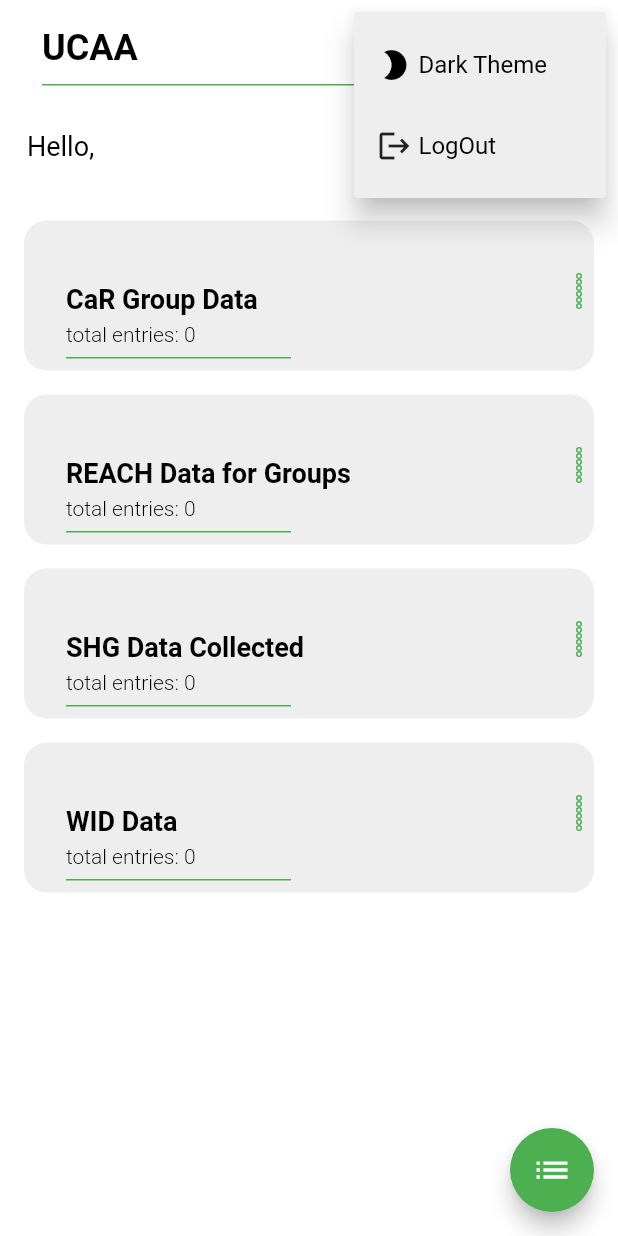
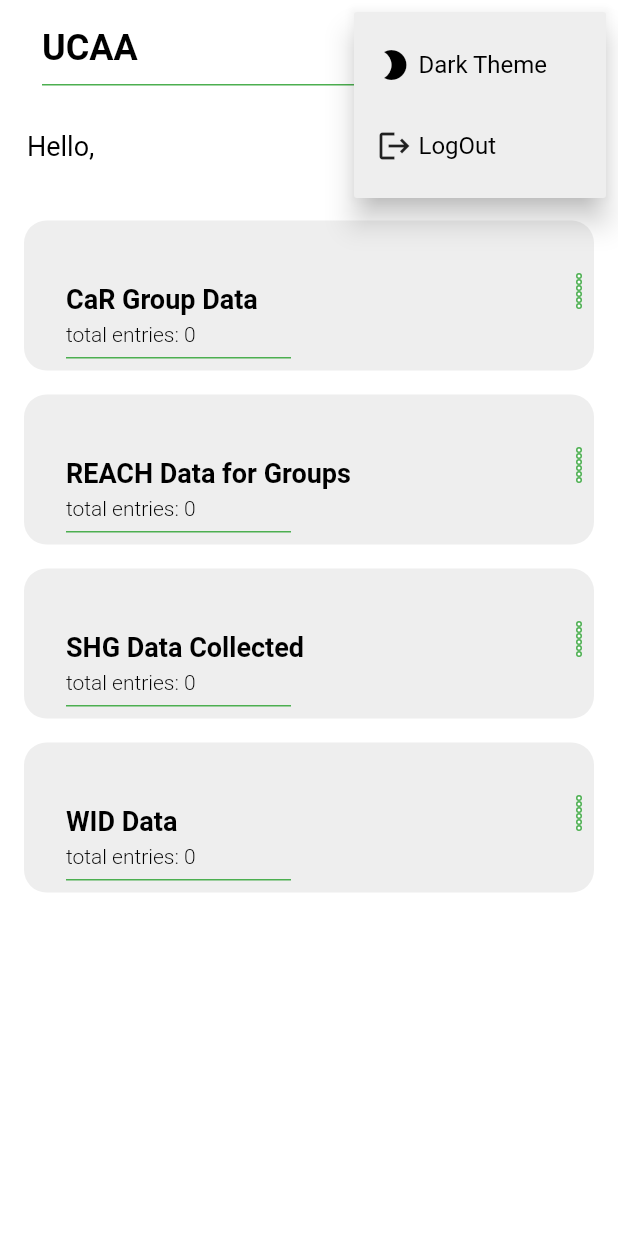
Before and after one commit to occn8/ucaa_datamgt, a Flutter app: the screen it shows once a user with an empty profile is signed in, after a tap on the "more vert" icon, on a phone screen of 412 x 824 dp. Run offline on Flutter 3.47's test engine with Material 2 defaults, Android fonts, the light colour scheme and no system bars; drawn by our look-alikes of flutter_speed_dial; our stand-ins replace cloud_firestore, firebase_auth, firebase_core, get, shared_preferences; missing offline and left inert: flappy_search_bar_ns; accounts and stored records are empty.

```diff
--- a/lib/main.dart
+++ b/lib/main.dart
@@ -5,6 +5,7 @@ import 'package:ucaa_datamgt/index.dart';
 
 Future<void> main() async {
   WidgetsFlutterBinding.ensureInitialized();
+  // await DesktopWindow.setMinWindowSize(const Size(600, 800));
   await Firebase.initializeApp();
   SystemChrome.setSystemUIOverlayStyle(const SystemUiOverlayStyle(
     statusBarColor: Colors.white,
@@ -40,11 +41,6 @@ class _MyAppState extends State<MyApp> {
     appModel.darkTheme = await appModel.appPreference.getTheme();
   }
 
-  // void role() {
-  //   var resutl = getRole().toString();
-  //   usrrole = aaa;
-  // }
-
   getRole() async {
     SharedPreferences prefs = await SharedPreferences.getInstance();
     String aaa = prefs.getString('userRole') ?? 'Viewer';
--- a/lib/providers/themes_provider.dart
+++ b/lib/providers/themes_provider.dart
@@ -36,6 +36,11 @@ ThemeData lightTheme = ThemeData.light().copyWith(
   scaffoldBackgroundColor: Colors.white,
   cardColor: Colors.grey[200],
   textTheme: const TextTheme(
+    button: TextStyle(color: Colors.black),
+    subtitle1: TextStyle(color: Colors.black),
+    subtitle2: TextStyle(color: Colors.black),
+    caption: TextStyle(color: Colors.black),
+    overline: TextStyle(color: Colors.black),
     headline1: TextStyle(color: Colors.black),
     headline2: TextStyle(color: Colors.black),
     headline3: TextStyle(color: Colors.black),
--- a/lib/screens/home.dart
+++ b/lib/screens/home.dart
@@ -24,49 +24,6 @@ class _HomeState extends State<Home> {
     getDocs().then((value) => setState(() {}));
   }
 
-  Future getDocs() async {
-    QuerySnapshot querySnapshot =
-        await FirebaseFirestore.instance.collection("cartable").get();
-    List docs = querySnapshot.docs;
-    carDataRows.clear();
-    for (var doc in docs) {
-      var cmodel = CaRDataModel(
-          '', '', '', '', '', 0, 0, 0, 0, 0, 0, 0, 0, 0, 0, 0, 0, 0, '', '');
-      cmodel.fromMap(doc.id, doc.data()! as Map<String, dynamic>);
-      carDataRows.add(cmodel);
-    }
-    QuerySnapshot querySnapshot2 =
-        await FirebaseFirestore.instance.collection("reachtable").get();
-    List docs2 = querySnapshot2.docs;
-    reachDataRows.clear();
-    for (var doc in docs2) {
-      var rmodel =
-          REACHdataModel('', '', 0, '', 0, 0, 0, 0, 0, 0, 0, 0, '', '');
-      rmodel.fromMap(doc.id, doc.data()! as Map<String, dynamic>);
-      reachDataRows.add(rmodel);
-    }
-    QuerySnapshot querySnapshot3 =
-        await FirebaseFirestore.instance.collection("shgtable").get();
-    List docs3 = querySnapshot3.docs;
-    shgDataRows.clear();
-    for (var doc in docs3) {
-      var smodel = SHGdataModel(
-          '', '', '', '', 0, 0, 0, 0, 0, 0, 0, 0, 0, 0, '', '', '');
-      smodel.fromMap(doc.id, doc.data()! as Map<String, dynamic>);
-      shgDataRows.add(smodel);
-    }
-    QuerySnapshot querySnapshot4 =
-        await FirebaseFirestore.instance.collection("widtable").get();
-    List docs4 = querySnapshot4.docs;
-    widDataRows.clear();
-    for (var doc in docs4) {
-      var wmodel = WIDdataModel(
-          '', '', '', '', '', 0, 0, 0, 0, 0, 0, 0, 0, 0, 0, 0, '', '');
-      wmodel.fromMap(doc.id, doc.data()! as Map<String, dynamic>);
-      widDataRows.add(wmodel);
-    }
-  }
-
   @override
   void dispose() {
     super.dispose();
@@ -74,7 +31,6 @@ class _HomeState extends State<Home> {
 
   @override
   Widget build(BuildContext context) {
-    print('home:  jsj $usrrole');
     final appModel = Provider.of<ThemeModel>(context);
     const TextStyle dialstyle =
         TextStyle(fontSize: 16, fontWeight: FontWeight.w500);
@@ -201,7 +157,8 @@ class _HomeState extends State<Home> {
           ),
         ),
         // drawer: const CustomDrawer(),
-        floatingActionButton: SpeedDial(
+        floatingActionButton: (usrrole == 'Admin' || usrrole == 'Editor')
+            ? SpeedDial(
                 animatedIcon: AnimatedIcons.list_view,
                 overlayColor: Theme.of(context).backgroundColor,
                 overlayOpacity: 0.8,
@@ -213,12 +170,14 @@ class _HomeState extends State<Home> {
                         ? SpeedDialChild(
                             child: const Icon(Icons.people),
                             label: 'Users',
-                      labelBackgroundColor: Theme.of(context).backgroundColor,
+                            labelBackgroundColor:
+                                Theme.of(context).backgroundColor,
                             labelStyle: dialstyle,
                             onTap: () {
                               Get.to(() => const UserView());
                             },
-                      backgroundColor: Theme.of(context).primaryColorLight,
+                            backgroundColor:
+                                Theme.of(context).primaryColorLight,
                           )
                         : SpeedDialChild(),
                     SpeedDialChild(
@@ -261,7 +220,8 @@ class _HomeState extends State<Home> {
                       },
                       backgroundColor: Theme.of(context).primaryColorLight,
                     ),
-            ]),
+                  ])
+            : null,
       ),
     );
   }
@@ -343,3 +303,45 @@ class _HomeState extends State<Home> {
     );
   }
 }
+
+Future getDocs() async {
+  QuerySnapshot querySnapshot =
+      await FirebaseFirestore.instance.collection("cartable").get();
+  List docs = querySnapshot.docs;
+  carDataRows.clear();
+  for (var doc in docs) {
+    var cmodel = CaRDataModel(
+        '', '', '', '', '', 0, 0, 0, 0, 0, 0, 0, 0, 0, 0, 0, 0, 0, '', '');
+    cmodel.fromMap(doc.id, doc.data()! as Map<String, dynamic>);
+    carDataRows.add(cmodel);
+  }
+  QuerySnapshot querySnapshot2 =
+      await FirebaseFirestore.instance.collection("reachtable").get();
+  List docs2 = querySnapshot2.docs;
+  reachDataRows.clear();
+  for (var doc in docs2) {
+    var rmodel = REACHdataModel('', '', 0, '', 0, 0, 0, 0, 0, 0, 0, 0, '', '');
+    rmodel.fromMap(doc.id, doc.data()! as Map<String, dynamic>);
+    reachDataRows.add(rmodel);
+  }
+  QuerySnapshot querySnapshot3 =
+      await FirebaseFirestore.instance.collection("shgtable").get();
+  List docs3 = querySnapshot3.docs;
+  shgDataRows.clear();
+  for (var doc in docs3) {
+    var smodel =
+        SHGdataModel('', '', '', '', 0, 0, 0, 0, 0, 0, 0, 0, 0, 0, '', '', '');
+    smodel.fromMap(doc.id, doc.data()! as Map<String, dynamic>);
+    shgDataRows.add(smodel);
+  }
+  QuerySnapshot querySnapshot4 =
+      await FirebaseFirestore.instance.collection("widtable").get();
+  List docs4 = querySnapshot4.docs;
+  widDataRows.clear();
+  for (var doc in docs4) {
+    var wmodel = WIDdataModel(
+        '', '', '', '', '', 0, 0, 0, 0, 0, 0, 0, 0, 0, 0, 0, '', '');
+    wmodel.fromMap(doc.id, doc.data()! as Map<String, dynamic>);
+    widDataRows.add(wmodel);
+  }
+}
--- a/pubspec.yaml
+++ b/pubspec.yaml
@@ -43,6 +43,7 @@ dependencies:
   flutter_speed_dial: ^4.6.6
   flappy_search_bar_ns: ^2.0.2
   shared_preferences: ^2.0.9
+  desktop_window: ^0.4.0
 
 dev_dependencies:
   flutter_test:
```
Also changed, not shown: lib/widgets/car_table.dart (+11 -10 lines), lib/widgets/reach_table.dart (+12 -10 lines), lib/widgets/shg_table.dart (+11 -10 lines), lib/widgets/wid_table.dart (+11 -10 lines), pubspec.lock. Lines whose indentation alone changed are shown as unchanged.
